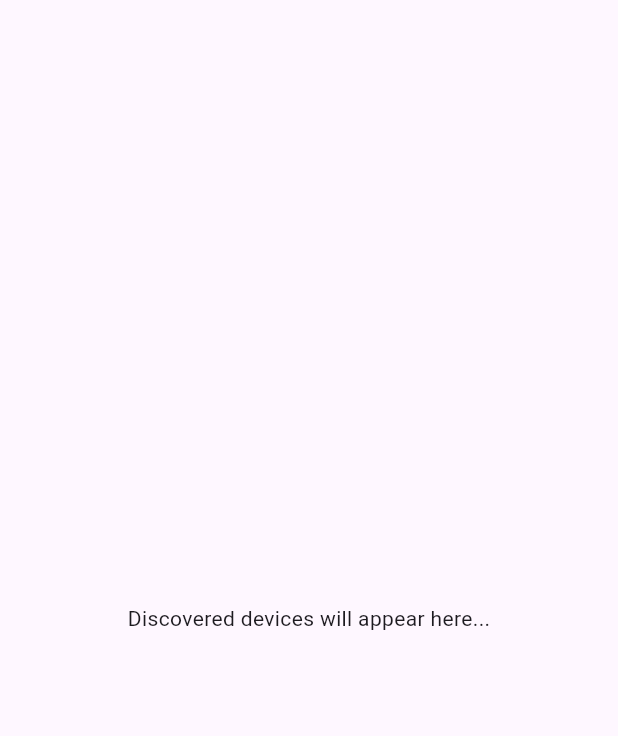
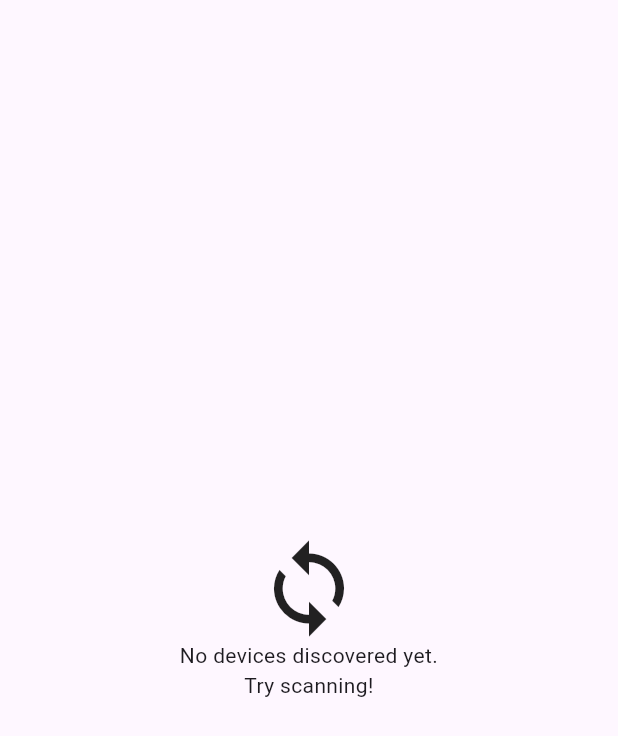
Before and after one commit to dossalab/flutter-ble-sandbox, a Flutter app: the _DeviceList widget shown alone on an empty page, opened directly, on a phone screen of 412 x 824 dp. Shown: the top 736 px of the screen. Run offline on Flutter 3.47's test engine with Material 3 defaults, Android fonts, the phone set to English and light mode, and no system bars; our stand-ins replace permission_handler; missing offline and left inert: android_intent, flutter_reactive_ble.

Commit message:
empty state widget

```diff
--- a/lib/ui/fragments/scanner.dart
+++ b/lib/ui/fragments/scanner.dart
@@ -1,8 +1,8 @@
 import 'package:flutter/gestures.dart';
 import 'package:flutter/material.dart';
 import 'package:flutter_ble_sandbox/providers/ble.dart';
-import 'package:flutter_ble_sandbox/ui/fragments/bluetooth_disabled.dart';
 import 'package:flutter_ble_sandbox/ui/main_page_fragment.dart';
+import 'package:flutter_ble_sandbox/ui/widgets/empty_state.dart';
 import 'package:provider/provider.dart';
 import 'package:permission_handler/permission_handler.dart';
 
@@ -28,7 +28,10 @@ class _ScannerContents extends StatelessWidget {
   @override
   Widget build(context) => Consumer<BleProvider>(
         builder: (context, ble, _) => ble.isBluetoothDisabled
-            ? BluetoothDisabledFragment()
+            ? const EmptyState(
+                icon: Icons.bluetooth_disabled,
+                caption: Text('Bluetooth is disabled'),
+              )
             : ble.isScanningAllowed
                 ? _DeviceList()
                 : _PermissionRequestFragment(),
@@ -54,10 +57,8 @@ class _PermissionRequestFragment extends StatelessWidget {
   @override
   Widget build(BuildContext context) {
     final ble = Provider.of<BleProvider>(context, listen: false);
-    return Container(
-        alignment: Alignment.center,
-        padding: const EdgeInsets.all(20.0),
-        child: RichText(
+    return EmptyState(
+        caption: RichText(
             textAlign: TextAlign.center,
             text:
                 TextSpan(style: DefaultTextStyle.of(context).style, children: [
@@ -89,7 +90,12 @@ class _DeviceList extends StatelessWidget {
   @override
   Widget build(context) => Consumer<BleProvider>(
       builder: (context, ble, _) => ble.discoveredDevices.isEmpty
-          ? const Center(child: Text('Discovered devices will appear here...'))
+          ? const EmptyState(
+              icon: Icons.sync,
+              caption: Text(
+                'No devices discovered yet.\nTry scanning!',
+                textAlign: TextAlign.center,
+              ))
           : RefreshIndicator(
               notificationPredicate: (_) => !ble.isScanning,
               onRefresh: () async {
--- /dev/null
+++ b/lib/ui/widgets/empty_state.dart
@@ -0,0 +1,22 @@
+import 'package:flutter/material.dart';
+
+class EmptyState extends StatelessWidget {
+  final IconData? icon;
+  final Widget caption;
+
+  const EmptyState({super.key, this.icon, required this.caption});
+
+  @override
+  Widget build(BuildContext context) => Container(
+      alignment: Alignment.center,
+      padding: const EdgeInsets.all(20.0),
+      child: Column(mainAxisAlignment: MainAxisAlignment.center, children: [
+        icon != null
+            ? Icon(
+                icon,
+                size: 70.0,
+              )
+            : Container(),
+        caption
+      ]));
+}
```
Also changed, not shown: lib/ui/fragments/bluetooth_disabled.dart (deleted, +0 -32 lines).
